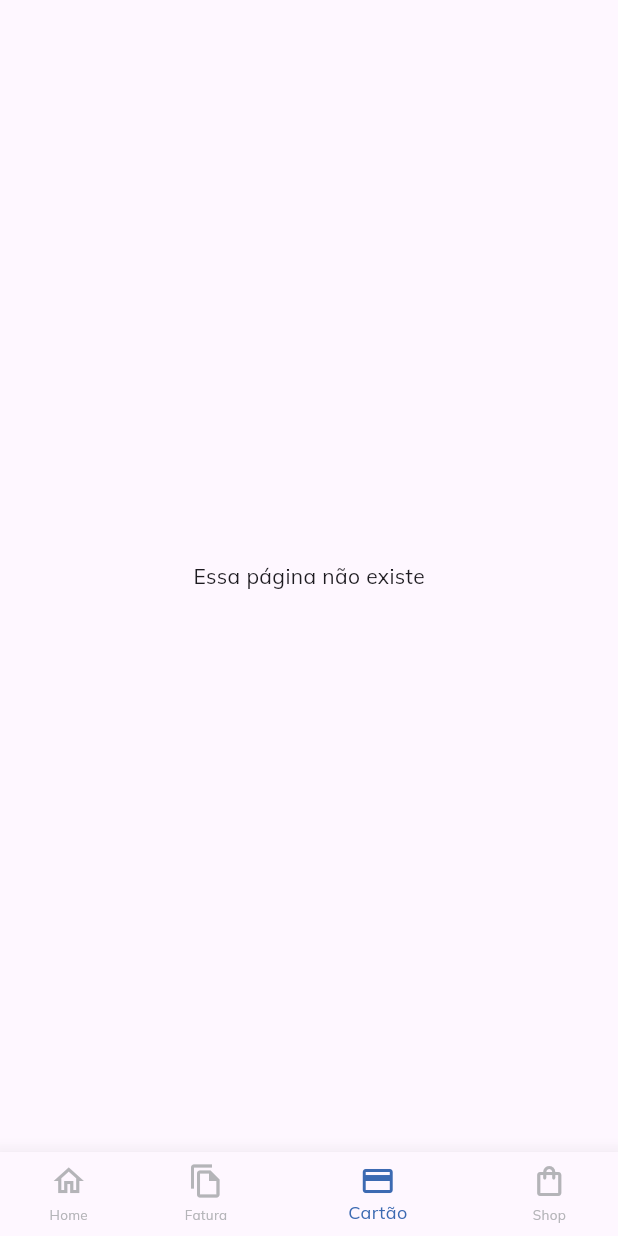
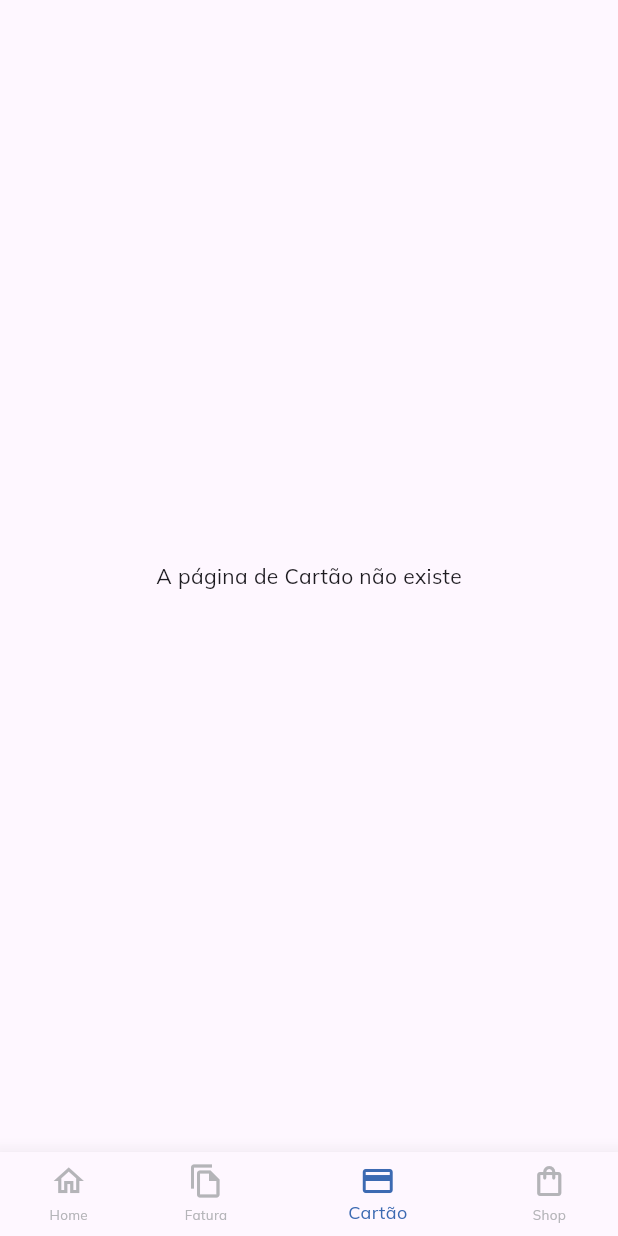
Before and after one commit to BerPGR/gs3-teste-flutter, a Flutter app: the screen it shows after launch, item 3 of the bottom bar chosen, on a phone screen of 412 x 824 dp. Run offline on Flutter 3.47's test engine with Material 3 defaults, Android fonts, the phone set to English and light mode, and no system bars; our stand-ins replace flutter_svg, smooth_page_indicator.

Commit message:
feat: alteração de texto das páginas sem conteúdo

```diff
--- a/lib/app/screens_container.dart
+++ b/lib/app/screens_container.dart
@@ -66,7 +66,7 @@ class FaturaScreen extends StatelessWidget {
   @override
   Widget build(BuildContext context) {
     return const Center(
-      child: Text("Essa página não existe"),
+      child: Text("A página de Fatura não existe"),
     );
   }
 }
@@ -77,7 +77,7 @@ class CartaoScreen extends StatelessWidget {
   @override
   Widget build(BuildContext context) {
     return const Center(
-      child: Text("Essa página não existe"),
+      child: Text("A página de Cartão não existe"),
     );
   }
 }
@@ -88,7 +88,7 @@ class ShopScreen extends StatelessWidget {
   @override
   Widget build(BuildContext context) {
     return const Center(
-      child: Text("Essa página não existe"),
+      child: Text("A página de Shop não existe"),
     );
   }
 }
```
